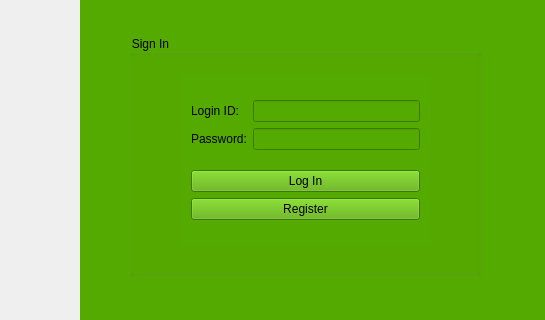
MdTeach/KU_EL, file mainwindow.ui: the form before one commit; both pictures show x 0 to 545 and y 155 to 475 of the 717 by 687 pixel window.
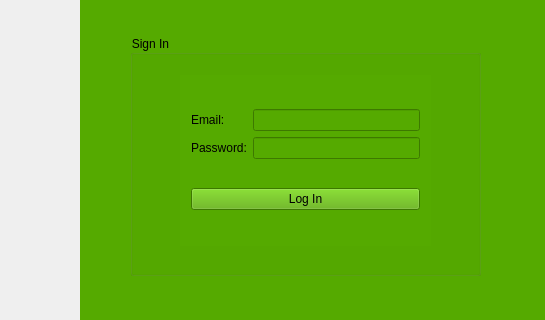
The form after the commit. The open tabs and pages were chosen to show the change.

Diff of the .ui file:
```diff
--- a/mainwindow.ui
+++ b/mainwindow.ui
@@ -85,7 +85,7 @@
             <item>
              <widget class="QLabel" name="label">
               <property name="text">
-               <string>Login ID:</string>
+               <string>Email:</string>
               </property>
              </widget>
             </item>
@@ -123,13 +123,6 @@
             </property>
            </widget>
           </item>
-          <item>
-           <widget class="QPushButton" name="pushButton_Login_2">
-            <property name="text">
-             <string>Register</string>
-            </property>
-           </widget>
-          </item>
          </layout>
         </item>
        </layout>
```
Left out of the diff: 4 changed lines with no effect on the pictures.
